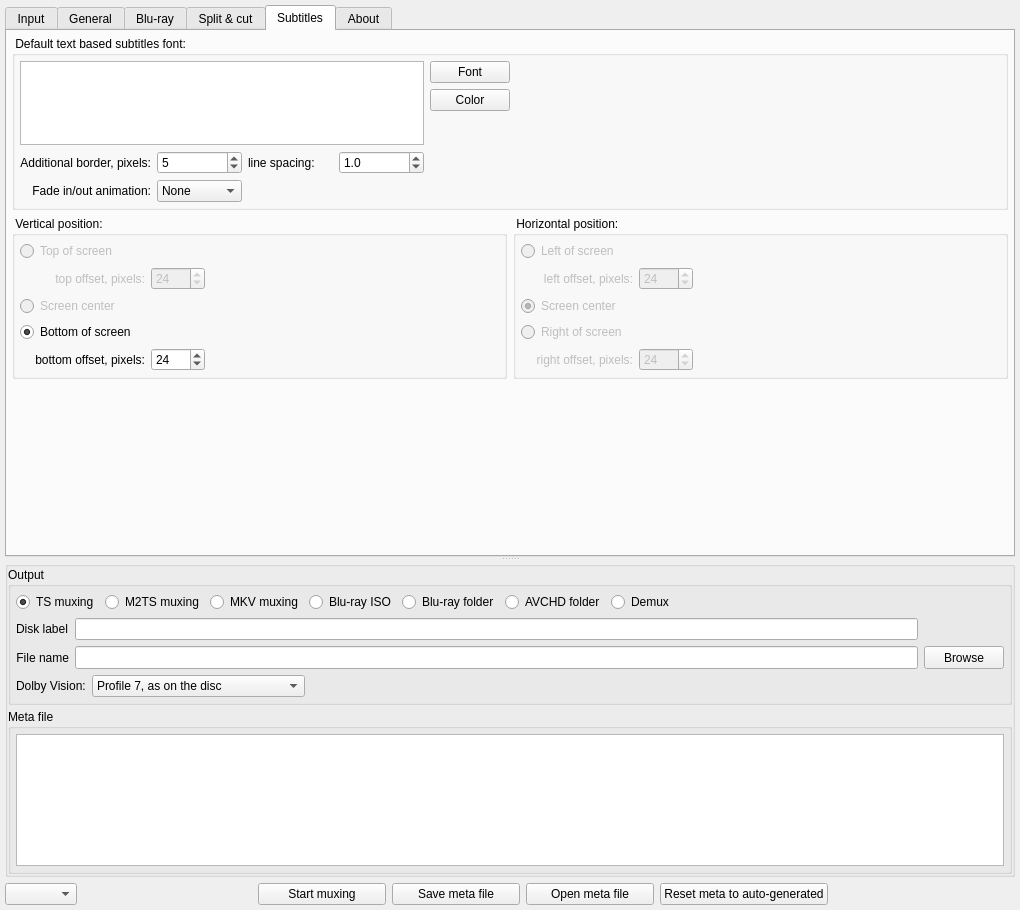
First picture: the form in tsMuxerGUI/tsmuxerwindow.ui, repository gskening/tsMuxer, before the edit.
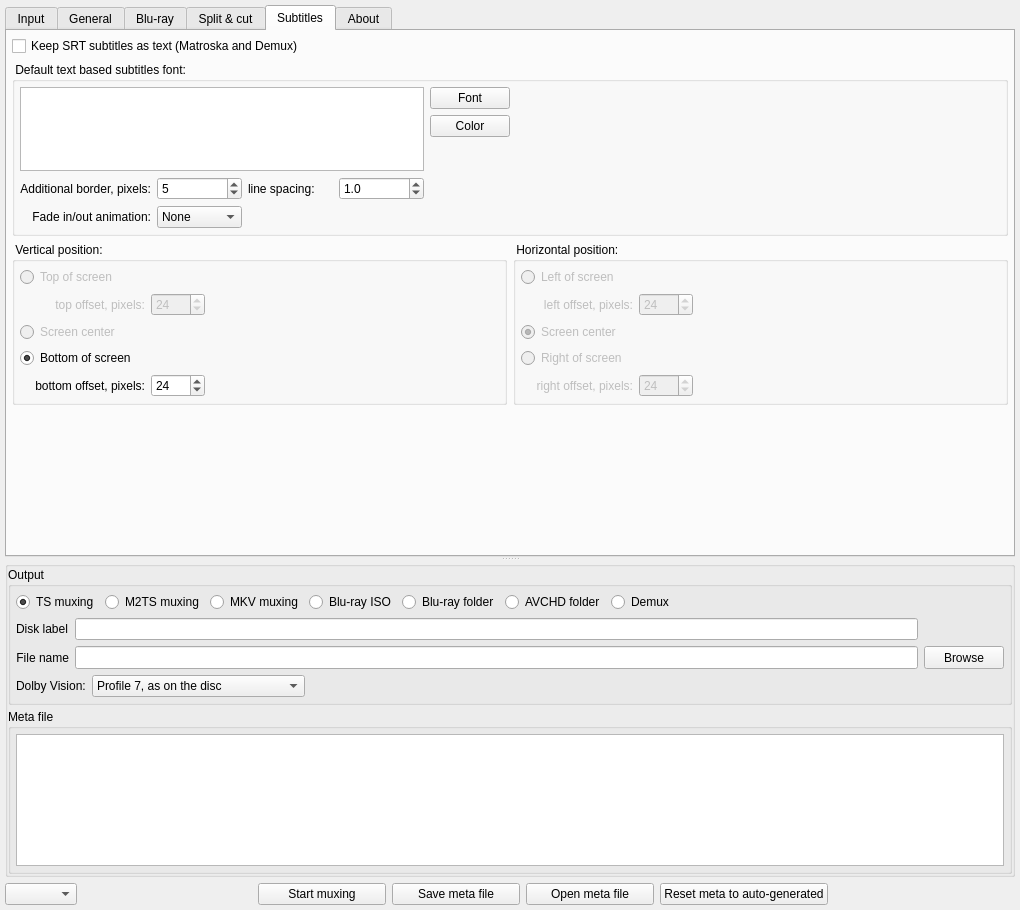
Second picture: the form after the edit. The open tabs and pages were chosen to show the change. Icons and pictures are not drawn.

Commit message: feat(gui): a tick on the Subtitles tab keeps SRT subtitles as text

What changed in the file:
```diff
--- a/tsMuxerGUI/tsmuxerwindow.ui
+++ b/tsMuxerGUI/tsmuxerwindow.ui
@@ -2099,6 +2099,16 @@
         <property name="margin">
          <number>5</number>
         </property>
+        <item>
+         <widget class="QCheckBox" name="keepTextCheckBox">
+          <property name="toolTip">
+           <string>Copy each SRT subtitle as text, with its tags and times, instead of drawing it into pictures. Matroska keeps it as a text track and Demux writes an SRT file. The other outputs cannot carry text subtitles and always draw them. The font and position settings below do not apply to text.</string>
+          </property>
+          <property name="text">
+           <string>Keep SRT subtitles as text (Matroska and Demux)</string>
+          </property>
+         </widget>
+        </item>
         <item>
          <widget class="QGroupBox" name="groupBox_8">
           <property name="sizePolicy">
```
The commit also changes 11 other files.
